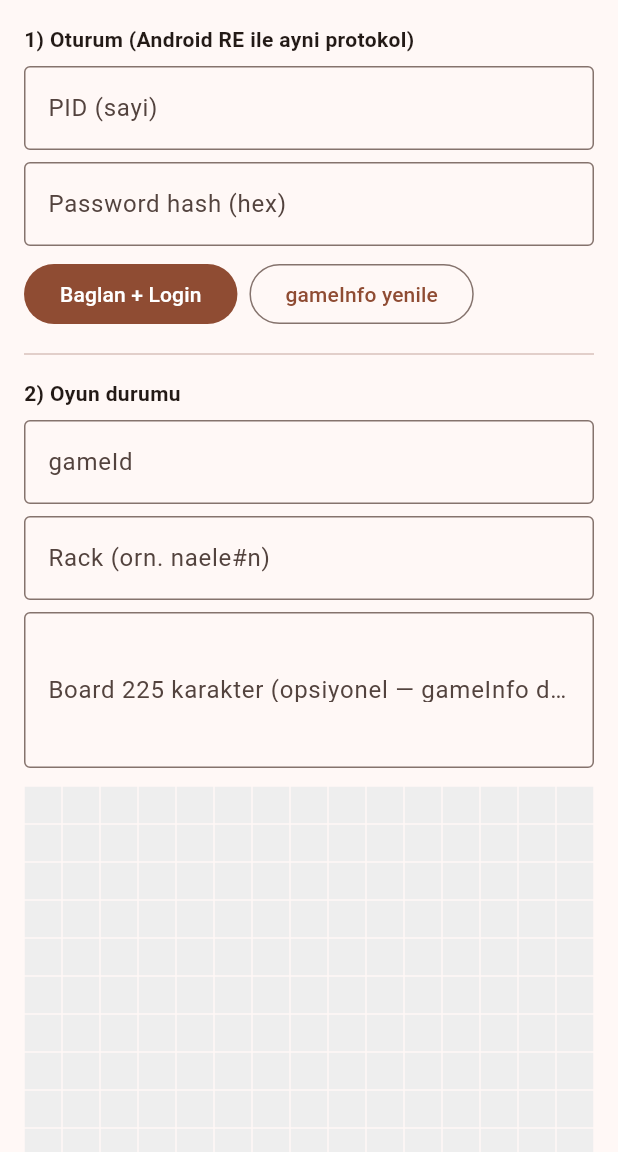
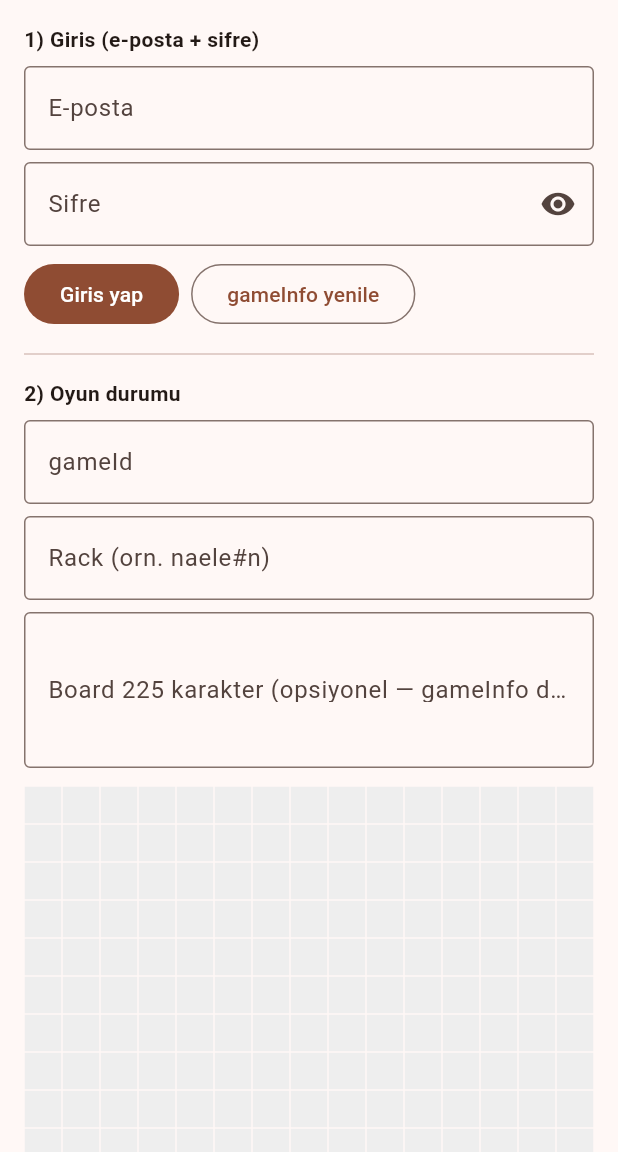
Before and after one commit to manushesap10-dot/kelimelik-ios-hile, a Flutter app: the screen it shows after launch, on a phone screen of 412 x 824 dp, the part 84-1236 px from its top. Run offline on Flutter 3.47's test engine with Material 3 defaults, Android fonts, the phone set to English and light mode, and no system bars.

Commit message:
Add email+password login (server-derived PID/hash) + login UI

```diff
--- a/lib/ui/home_page.dart
+++ b/lib/ui/home_page.dart
@@ -12,13 +12,14 @@ class HomePage extends StatefulWidget {
 
 class _HomePageState extends State<HomePage> {
   final svc = HileService();
-  final pidCtrl = TextEditingController();
-  final passCtrl = TextEditingController();
+  final emailCtrl = TextEditingController();
+  final passwordCtrl = TextEditingController();
   final gameIdCtrl = TextEditingController();
   final rackCtrl = TextEditingController();
   final boardCtrl = TextEditingController();
   String log = '';
   bool busy = false;
+  bool obscure = true;
   List<Move> candidates = [];
 
   @override
@@ -40,9 +41,9 @@ class _HomePageState extends State<HomePage> {
 
   Future<void> _login() async {
     setState(() => busy = true);
-    svc.pid = int.tryParse(pidCtrl.text.trim()) ?? 0;
-    svc.passwordHex = passCtrl.text.trim();
-    await svc.connectAndLogin();
+    svc.email = emailCtrl.text.trim();
+    svc.password = passwordCtrl.text;
+    await svc.connectAndEmailLogin();
     _syncFieldsFromState();
     setState(() {
       log = svc.status;
@@ -96,8 +97,8 @@ class _HomePageState extends State<HomePage> {
   @override
   void dispose() {
     svc.dispose();
-    pidCtrl.dispose();
-    passCtrl.dispose();
+    emailCtrl.dispose();
+    passwordCtrl.dispose();
     gameIdCtrl.dispose();
     rackCtrl.dispose();
     boardCtrl.dispose();
@@ -115,23 +116,34 @@ class _HomePageState extends State<HomePage> {
       body: ListView(
         padding: const EdgeInsets.all(16),
         children: [
-          const Text('1) Oturum (Android RE ile ayni protokol)', style: TextStyle(fontWeight: FontWeight.bold)),
+          const Text('1) Giris (e-posta + sifre)', style: TextStyle(fontWeight: FontWeight.bold)),
           const SizedBox(height: 8),
           TextField(
-            controller: pidCtrl,
-            decoration: const InputDecoration(labelText: 'PID (sayi)', border: OutlineInputBorder()),
-            keyboardType: TextInputType.number,
+            controller: emailCtrl,
+            decoration: const InputDecoration(labelText: 'E-posta', border: OutlineInputBorder()),
+            keyboardType: TextInputType.emailAddress,
+            autocorrect: false,
+            textInputAction: TextInputAction.next,
           ),
           const SizedBox(height: 8),
           TextField(
-            controller: passCtrl,
-            decoration: const InputDecoration(labelText: 'Password hash (hex)', border: OutlineInputBorder()),
+            controller: passwordCtrl,
+            obscureText: obscure,
+            decoration: InputDecoration(
+              labelText: 'Sifre',
+              border: const OutlineInputBorder(),
+              suffixIcon: IconButton(
+                icon: Icon(obscure ? Icons.visibility : Icons.visibility_off),
+                onPressed: () => setState(() => obscure = !obscure),
+              ),
+            ),
+            onSubmitted: (_) => busy ? null : _login(),
           ),
           const SizedBox(height: 8),
           Wrap(
             spacing: 8,
             children: [
-              FilledButton(onPressed: busy ? null : _login, child: const Text('Baglan + Login')),
+              FilledButton(onPressed: busy ? null : _login, child: const Text('Giris yap')),
               OutlinedButton(onPressed: busy ? null : _refresh, child: const Text('gameInfo yenile')),
             ],
           ),
@@ -202,8 +214,8 @@ class _HomePageState extends State<HomePage> {
               )),
           const SizedBox(height: 24),
           const Text(
-            'Not: Bu proje Android RE ile cikarilan sunucu protokolu + solver uzerine\n'
-            'iOS Flutter yeniden insasidir. IPA derlemesi Mac + Xcode ister.',
+            'Not: Giris e-posta + sifre ile yapilir. Sunucu PID + hash uretir,\n'
+            'istemci bunlarla oturum acar. IPA derlemesi Codemagic/Mac ister.',
             style: TextStyle(fontSize: 12, color: Colors.black54),
           ),
         ],
```
Also changed, not shown: lib/protocol/game_client.dart (+113 -0 lines), lib/services/hile_service.dart (+33 -2 lines).
